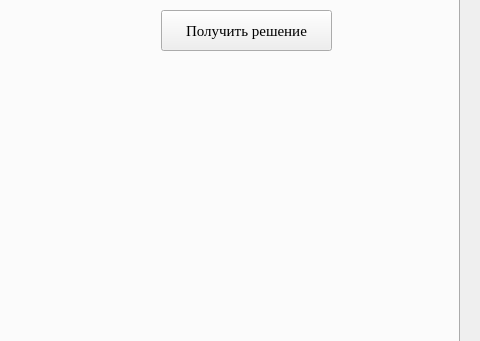
Above: mainwindow.ui from P0lskay/Simplex_graphs_methods before the change; both pictures show x 720 to 1200 and y 437 to 778 of the 1200 by 900 pixel window. Below: the same form after it.
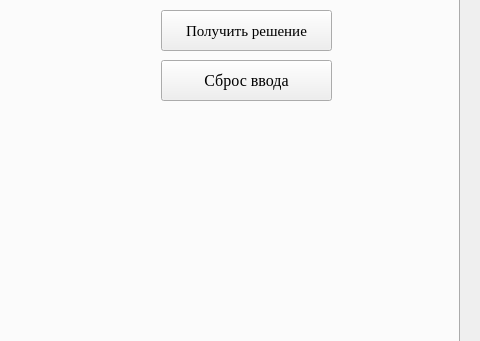
That is the form after the change. The open tabs and pages were chosen to show the change. Custom widgets are drawn as their Qt base class.

Commit message: Симплекс метод теперь решает задачи на максимум, добавлены кнопки сброса ввода для обеих задач, нужно теперь доделать кнопку назад для исходной задачи симплекс таблицы

```diff
--- a/mainwindow.ui
+++ b/mainwindow.ui
@@ -1458,7 +1458,7 @@
       <property name="geometry">
        <rect>
         <x>860</x>
-        <y>470</y>
+        <y>530</y>
         <width>271</width>
         <height>141</height>
        </rect>
@@ -1473,6 +1473,25 @@
        <string/>
       </property>
      </widget>
+     <widget class="QPushButton" name="btn_restart_graph">
+      <property name="geometry">
+       <rect>
+        <x>860</x>
+        <y>450</y>
+        <width>171</width>
+        <height>41</height>
+       </rect>
+      </property>
+      <property name="font">
+       <font>
+        <family>Times New Roman</family>
+        <pointsize>12</pointsize>
+       </font>
+      </property>
+      <property name="text">
+       <string>Сброс ввода</string>
+      </property>
+     </widget>
     </widget>
    </widget>
   </widget>
```
Left out of the diff: 31 changed lines with no effect on the pictures. The commit also changes 2 other files.
